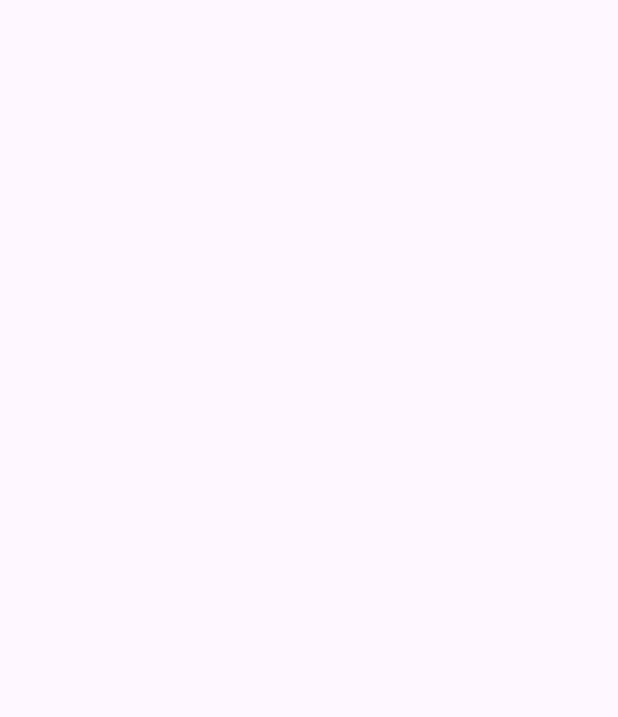
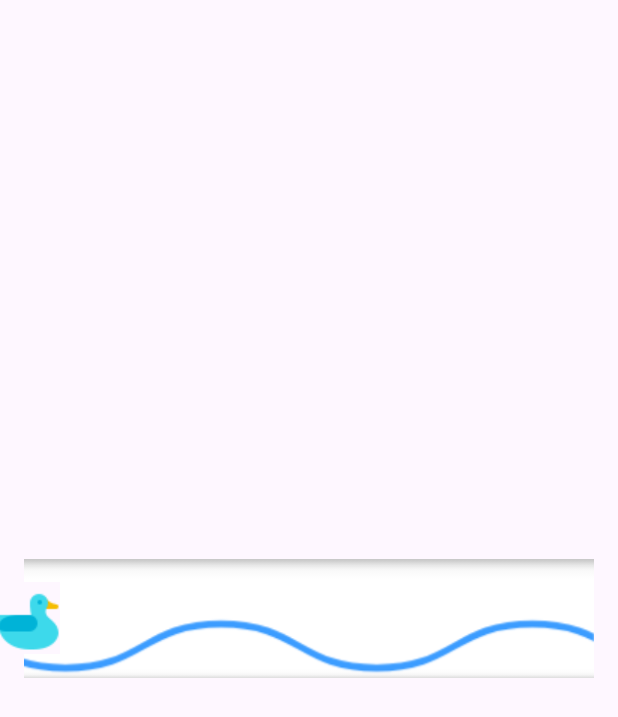
Before and after one commit to quyettc1112/QuackRunner, an Android app: the QuackRunnerActivity screen opened directly, with no data from a screen before it, on a phone screen of 412 x 824 dp. Before the commit the part shown is empty. Shown: the top 717 px of the screen. Run offline under Robolectric (Android 15) with nearby library versions, the phone set to English and light mode, and no system bars.

Commit message:
Update SeekBar Custom

```diff
--- a/app/src/main/java/com/example/quackrunner/Activity/QuackRunnerActivity.java
+++ b/app/src/main/java/com/example/quackrunner/Activity/QuackRunnerActivity.java
@@ -1,6 +1,12 @@
 package com.example.quackrunner.Activity;
 
+import android.graphics.drawable.AnimationDrawable;
+import android.graphics.drawable.BitmapDrawable;
+import android.graphics.drawable.Drawable;
+import android.graphics.drawable.LayerDrawable;
 import android.os.Bundle;
+import android.widget.SeekBar;
+import android.widget.Toast;
 
 import androidx.activity.EdgeToEdge;
 import androidx.appcompat.app.AppCompatActivity;
@@ -29,5 +35,21 @@ public class QuackRunnerActivity extends AppCompatActivity {
             v.setPadding(systemBars.left, systemBars.top, systemBars.right, systemBars.bottom);
             return insets;
         });
+
+        SeekBar seekBar = binding.customSeekbar;
+        LayerDrawable layerDrawable = (LayerDrawable) seekBar.getProgressDrawable();
+
+        if (layerDrawable != null) {
+            // Dùng ID của item hoặc thứ tự
+            Drawable waveDrawable = layerDrawable.getDrawable(1); // Lấy drawable thứ 2 từ LayerDrawable
+            if (waveDrawable instanceof AnimationDrawable) {
+                AnimationDrawable animationDrawable = (AnimationDrawable) waveDrawable;
+                animationDrawable.start();
+            }
+        } else {
+            Toast.makeText(this, "LayerDrawable is null", Toast.LENGTH_LONG).show();
+        }
+
+
     }
 }
--- /dev/null
+++ b/app/src/main/res/drawable/wave.xml
@@ -0,0 +1,12 @@
+<!-- res/drawable/wave.xml -->
+<layer-list xmlns:android="http://schemas.android.com/apk/res/android">
+    <item>
+        <shape android:shape="rectangle">
+            <gradient
+                android:startColor="@android:color/transparent"
+                android:endColor="@android:color/transparent"
+                android:angle="0" />
+        </shape>
+    </item>
+    <item android:drawable="@drawable/wave_animation" />
+</layer-list>
--- /dev/null
+++ b/app/src/main/res/drawable/wave_animation.xml
@@ -0,0 +1,10 @@
+<animation-list xmlns:android="http://schemas.android.com/apk/res/android"
+    android:oneshot="false">
+    <item android:drawable="@drawable/ic_frame1" android:duration="150" />
+    <item android:drawable="@drawable/ic_frame2" android:duration="150" />
+    <item android:drawable="@drawable/ic_frame3" android:duration="150" />
+    <item android:drawable="@drawable/ic_frame4" android:duration="150" />
+    <item android:drawable="@drawable/ic_frame5" android:duration="150" />
+
+    <!-- Thêm các frame cần thiết để tạo chuyển động -->
+</animation-list>
--- a/app/src/main/res/layout/activity_quack_runner.xml
+++ b/app/src/main/res/layout/activity_quack_runner.xml
@@ -7,4 +7,17 @@
     android:layout_height="match_parent"
     tools:context=".Activity.QuackRunnerActivity">
 
+    <SeekBar
+        android:id="@+id/customSeekbar"
+        android:thumb="@drawable/ic_duck"
+        android:progressDrawable="@drawable/wave"
+        android:layout_width="match_parent"
+        android:layout_height="wrap_content"
+        app:layout_constraintBottom_toBottomOf="parent"
+        app:layout_constraintEnd_toEndOf="parent"
+        app:layout_constraintStart_toStartOf="parent"
+        app:layout_constraintTop_toTopOf="parent">
+
+    </SeekBar>
+
 </androidx.constraintlayout.widget.ConstraintLayout>
```
Also changed, not shown: app/src/main/res/drawable/ic_duck.png (added), app/src/main/res/drawable/ic_frame1.png (added), app/src/main/res/drawable/ic_frame2.png (added), app/src/main/res/drawable/ic_frame3.png (added), app/src/main/res/drawable/ic_frame4.png (added), app/src/main/res/drawable/ic_frame5.png (added), app/src/main/res/drawable/ic_seekbar.png (added).
